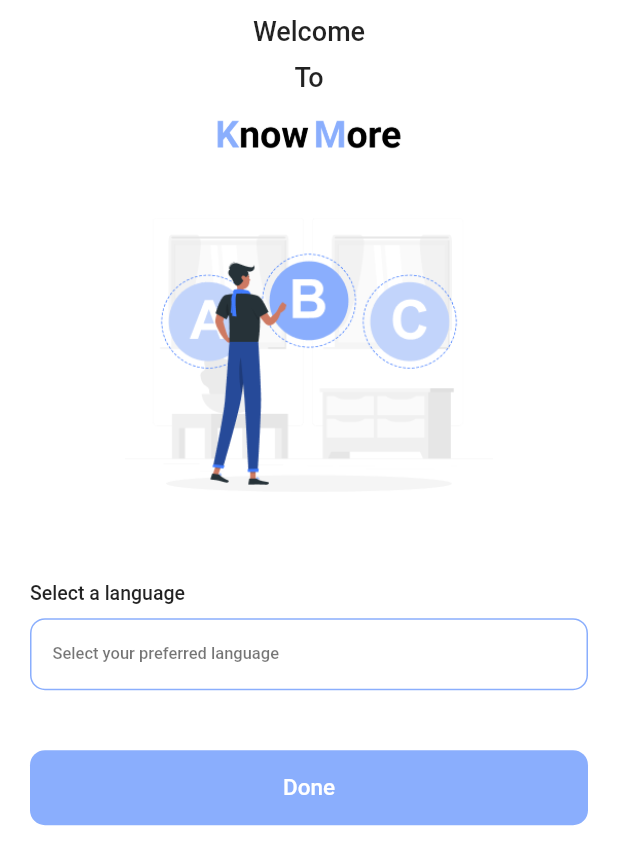
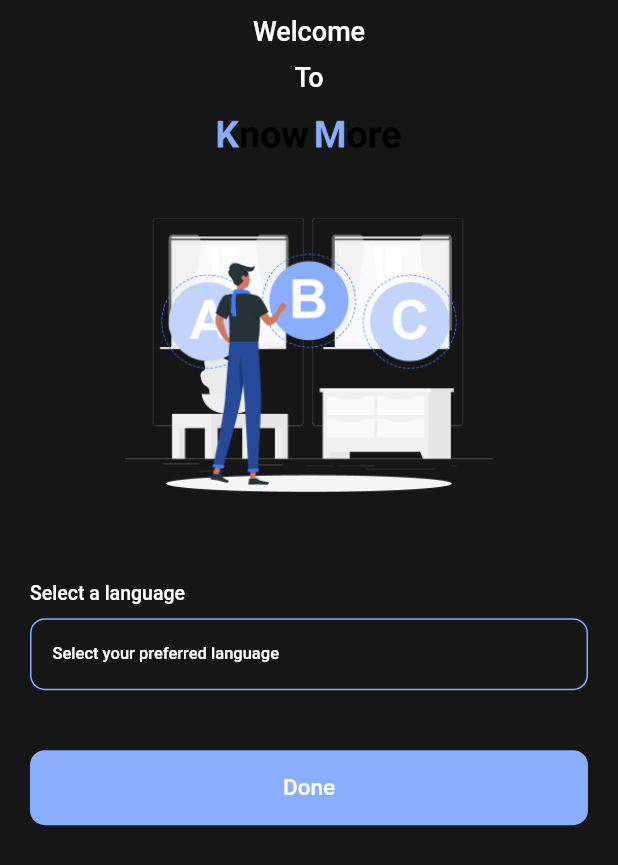
Before and after one commit to Raks-Javac/DicBlocToGo, a Flutter app: the screen it shows after launch, on a phone screen of 412 x 824 dp. Shown: the top 865 px of the screen. Run offline on Flutter 3.47's test engine with Material 2 defaults, Android fonts, the light colour scheme and no system bars; our stand-ins replace flutter_bloc, go_router; missing offline and left inert: either_option.

Commit message:
ref: pushing

```diff
--- a/lib/core/utils/constants.dart
+++ b/lib/core/utils/constants.dart
@@ -2,5 +2,17 @@ import 'package:dict_app/features/home/data/models/search_word_model.dart';
 
 class AppConstants {
   static const double buttonHeight = 50;
-  static List<SearchWordModelResponse> recentWordList = [];
+  static List<SearchWordModelResponse> recentWordList = [
+    SearchWordModelResponse(
+        word: "",
+        phonetic: "",
+        phonetics: [Phonetic(text: "")],
+        origin: "",
+        meanings: [
+          Meaning(partOfSpeech: "", definitions: [
+            Definition(
+                definition: "", example: "", synonyms: [""], antonyms: [""])
+          ])
+        ])
+  ];
 }
--- a/lib/main.dart
+++ b/lib/main.dart
@@ -26,7 +26,7 @@ class KnowMoreApp extends StatelessWidget {
         debugShowCheckedModeBanner: false,
         scaffoldMessengerKey: DRouterClass.scaffoldMessengerKey,
         title: PStrings.appName,
-        theme: DictTheme.lightMode,
+        theme: DictTheme.darkMode,
         routerConfig: DRouterClass.routerInstance.router,
       ),
     );
--- a/lib/shared/widgets/text_field.dart
+++ b/lib/shared/widgets/text_field.dart
@@ -86,7 +86,8 @@ class PWidgetTextFieldInDarkState extends StatelessWidget {
                         color: context.appTheme.textTheme.bodyMedium!.color!
                             .withOpacity(0.4),
                         width: 1.0),
-                    borderRadius: BorderRadius.all(Radius.circular(10.0))),
+                    borderRadius:
+                        const BorderRadius.all(Radius.circular(10.0))),
                 enabledBorder: OutlineInputBorder(
                     borderSide: BorderSide(
                         color: context.appTheme.textTheme.bodyMedium!.color!
--- a/lib/shared/widgets/widgets.dart
+++ b/lib/shared/widgets/widgets.dart
@@ -8,3 +8,4 @@ part 'app_bar.dart';
 part 'button.dart';
 part "drop_down.dart";
 part 'text_field.dart';
+part 'word_tile.dart';
```
Also changed, not shown: lib/features/home/views/home_screen.dart (+52 -25 lines), lib/shared/widgets/word_tile.dart (added, +29 -0 lines).
